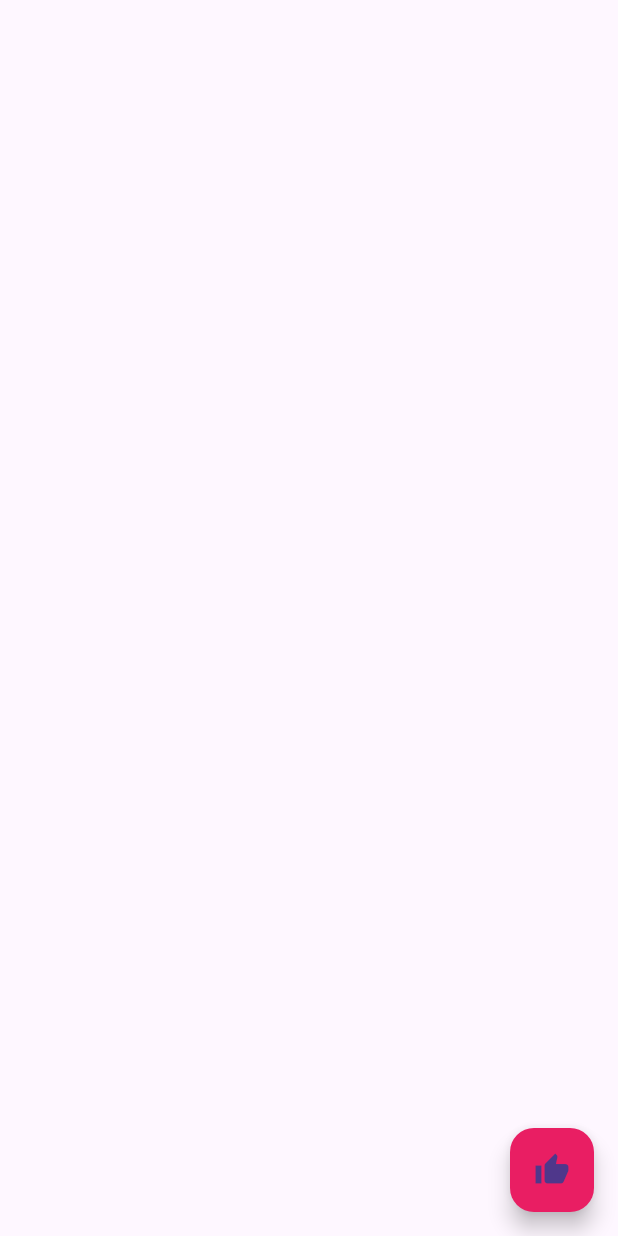
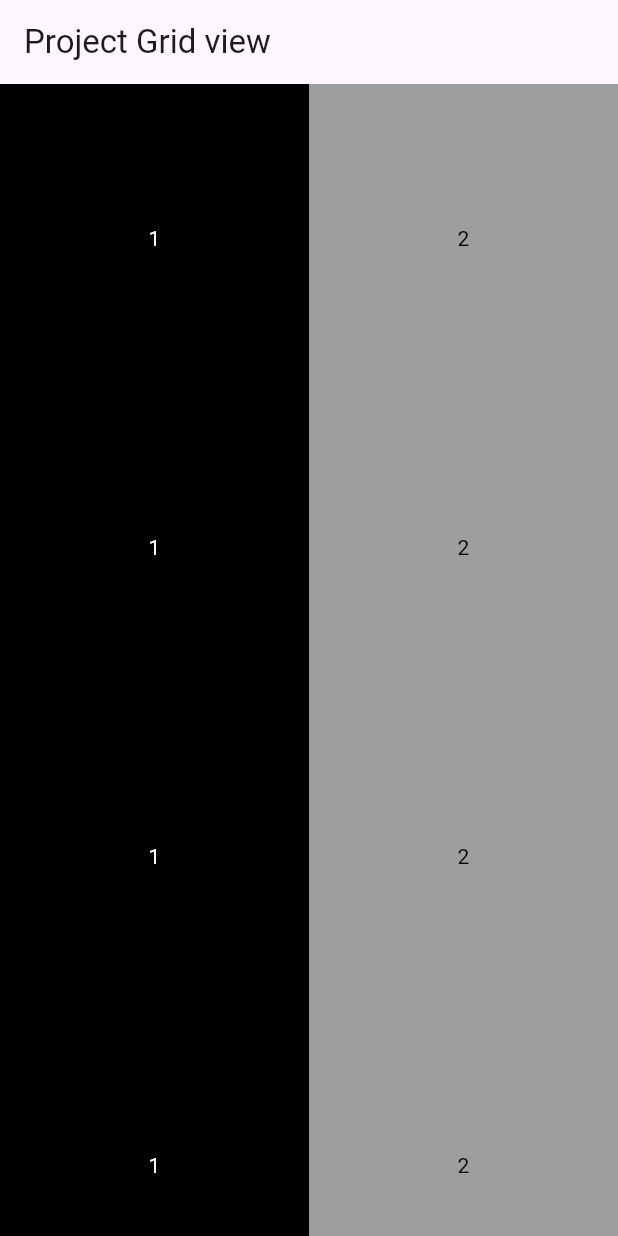
Before and after one commit to AlthafKumara/Praktikum_Widget, a Flutter app: the screen it shows after launch, on a phone screen of 412 x 824 dp. Run offline on Flutter 3.47's test engine with Material 3 defaults, Android fonts, the phone set to English and light mode, and no system bars.

Commit message:
Widget_Flutter

```diff
--- /dev/null
+++ b/lib/gridview_widget.dart
@@ -0,0 +1,80 @@
+import 'package:flutter/material.dart';
+
+class GridviewWidget extends StatelessWidget {
+  @override
+  Widget build(BuildContext context) {
+    return Scaffold(
+        appBar: AppBar(
+          title: Text('Project Grid view'),
+        ),
+        body: GridView.count(
+          crossAxisCount: 2,
+          children: <Widget>[
+            Container(
+              alignment: Alignment.center,
+              color: Colors.black,
+              child: Text(
+                "1",
+                style: TextStyle(color: Colors.white),
+              ),
+            ),
+            Container(
+              alignment: Alignment.center,
+              color: Colors.grey,
+              child: Text(
+                "2",
+                style: TextStyle(color: Colors.black),
+              ),
+            ),
+            Container(
+              alignment: Alignment.center,
+              color: Colors.black,
+              child: Text(
+                "1",
+                style: TextStyle(color: Colors.white),
+              ),
+            ),
+            Container(
+              alignment: Alignment.center,
+              color: Colors.grey,
+              child: Text(
+                "2",
+                style: TextStyle(color: Colors.black),
+              ),
+            ),
+            Container(
+              alignment: Alignment.center,
+              color: Colors.black,
+              child: Text(
+                "1",
+                style: TextStyle(color: Colors.white),
+              ),
+            ),
+            Container(
+              alignment: Alignment.center,
+              color: Colors.grey,
+              child: Text(
+                "2",
+                style: TextStyle(color: Colors.black),
+              ),
+            ),
+            Container(
+              alignment: Alignment.center,
+              color: Colors.black,
+              child: Text(
+                "1",
+                style: TextStyle(color: Colors.white),
+              ),
+            ),
+            Container(
+              alignment: Alignment.center,
+              color: Colors.grey,
+              child: Text(
+                "2",
+                style: TextStyle(color: Colors.black),
+              ),
+            ),
+          ],
+        ));
+  }
+}
--- a/lib/image_widget.dart
+++ b/lib/image_widget.dart
@@ -14,6 +14,7 @@ class ImageWidget extends StatelessWidget {
           Image(
               image: NetworkImage(
                   'https://flutter.github.io/assets-for-api-docs/assets/widgets/owl.jpg')),
+          Image(image: AssetImage('assets/Cacing.png'))
         ],
       ),
     );
--- a/lib/main.dart
+++ b/lib/main.dart
@@ -1,5 +1,13 @@
 import 'package:flutter/material.dart';
 import 'package:flutter_application_1/button_widget.dart';
+import 'package:flutter_application_1/column_row_widget.dart';
+import 'package:flutter_application_1/container_widget.dart';
+import 'package:flutter_application_1/dialog_widget.dart';
+import 'package:flutter_application_1/gridview_widget.dart';
+import 'package:flutter_application_1/listview_widget.dart';
+import 'package:flutter_application_1/scaffold_widget.dart';
+import 'package:flutter_application_1/stack_widget.dart';
+import 'package:flutter_application_1/textfield_widget.dart';
 import 'package:flutter_application_1/cupertino_widget.dart';
 import 'package:flutter_application_1/image_widget.dart';
 import 'package:flutter_application_1/text_widget.dart';
@@ -15,13 +23,14 @@ class MyApp extends StatelessWidget {
   @override
   Widget build(BuildContext context) {
     return MaterialApp(
+      debugShowCheckedModeBanner: false,
       title: 'Flutter Demo',
       theme: ThemeData(
         colorScheme:
             ColorScheme.fromSeed(seedColor: Color.fromARGB(255, 77, 27, 108)),
         useMaterial3: true,
       ),
-      home: ButtonWidget(),
+      home: GridviewWidget(),
     );
   }
 }
```
Also changed, not shown: lib/column_row_widget.dart (added, +73 -0 lines), lib/container_widget.dart (added, +24 -0 lines), lib/date_widget.dart (added, +35 -0 lines), lib/dialog_widget.dart (added, +54 -0 lines), lib/listview_widget.dart (added, +47 -0 lines), lib/scaffold_widget.dart (+35 -17 lines), lib/stack_widget.dart (added, +43 -0 lines), lib/textfield_widget.dart (added, +21 -0 lines), pubspec.yaml (+5 -3 lines), assets/Cacing.png (added).
